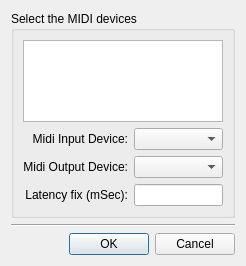
This is PianoBooster/src/GuiMidiSetupDialog.ui in chrisballinger/PianoBooster as Qt 5 draws it before an edit. The edited form follows.
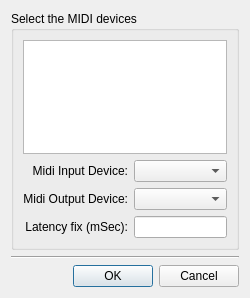
This is the edited form.

```diff
--- a/PianoBooster/src/GuiMidiSetupDialog.ui
+++ b/PianoBooster/src/GuiMidiSetupDialog.ui
@@ -5,8 +5,8 @@
    <rect>
     <x>0</x>
     <y>0</y>
-    <width>246</width>
-    <height>266</height>
+    <width>250</width>
+    <height>298</height>
    </rect>
   </property>
   <property name="windowTitle" >
@@ -95,7 +95,7 @@
       <enum>Qt::Horizontal</enum>
      </property>
      <property name="standardButtons" >
-      <set>QDialogButtonBox::Cancel|QDialogButtonBox::Ok</set>
+      <set>QDialogButtonBox::Cancel|QDialogButtonBox::NoButton|QDialogButtonBox::Ok</set>
      </property>
     </widget>
    </item>
```
Left out of the diff: 2 changed lines with no effect on the pictures.
